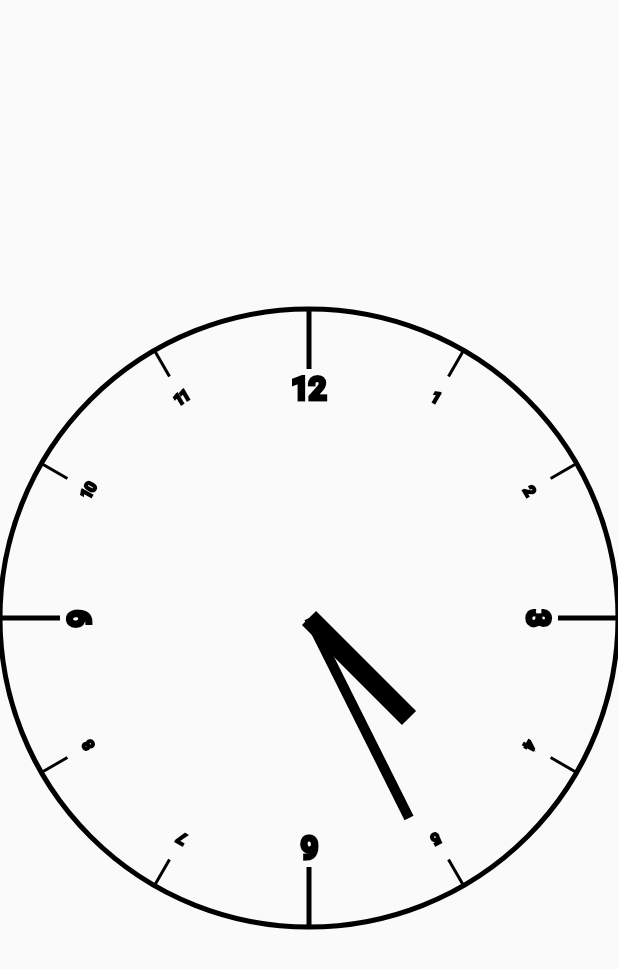
After one commit to Rainorsad/TestDemo, an Android app: the CanvesActivity screen opened directly, with no data from a screen before it, on a phone screen of 412 x 824 dp. The commit adds this screen. Shown: the top 969 px of the screen. Run offline under Robolectric (Android 15) with nearby library versions, the phone set to English and light mode, and no system bars.

Commit message:
Signed-off-by: Rainorsad <457072858@qq.com>

```diff
--- a/app/src/main/AndroidManifest.xml
+++ b/app/src/main/AndroidManifest.xml
@@ -30,6 +30,9 @@
 
         <activity android:name=".activity.QqDrawableActivity"
             android:theme="@style/MyAppTheme" />
+
+        <activity android:name=".activity.canves.CanvesActivity"
+            android:theme="@style/MyAppTheme" />
     </application>
 
 </manifest>
--- a/app/src/main/java/com/example/wb/testdemo/activity/MainActivity.java
+++ b/app/src/main/java/com/example/wb/testdemo/activity/MainActivity.java
@@ -7,6 +7,7 @@ import android.view.View;
 import android.widget.TextView;
 
 import com.example.wb.testdemo.R;
+import com.example.wb.testdemo.activity.canves.CanvesActivity;
 
 import butterknife.ButterKnife;
 import butterknife.InjectView;
@@ -32,7 +33,7 @@ public class MainActivity extends AppCompatActivity {
 
     }
 
-    @OnClick({R.id.viewmotiontest, R.id.erweimatest,R.id.textviewtest,R.id.qqdrawable})
+    @OnClick({R.id.viewmotiontest, R.id.erweimatest,R.id.textviewtest,R.id.qqdrawable,R.id.canves})
     public void onClick(View view) {
         switch (view.getId()) {
             case R.id.viewmotiontest:
@@ -46,6 +47,9 @@ public class MainActivity extends AppCompatActivity {
             case R.id.qqdrawable:
                 initclass(QqDrawableActivity.class);
                 break;
+            case R.id.canves:
+                initclass(CanvesActivity.class);
+                break;
         }
     }
 
--- /dev/null
+++ b/app/src/main/java/com/example/wb/testdemo/activity/canves/CanvesActivity.java
@@ -0,0 +1,20 @@
+package com.example.wb.testdemo.activity.canves;
+
+import android.os.Bundle;
+import android.support.annotation.Nullable;
+import android.support.v7.app.AppCompatActivity;
+
+import com.example.wb.testdemo.R;
+
+/**
+ * Created by Zhangchen on 2017/5/18.
+ */
+
+public class CanvesActivity extends AppCompatActivity{
+
+    @Override
+    protected void onCreate(@Nullable Bundle savedInstanceState) {
+        super.onCreate(savedInstanceState);
+        setContentView(R.layout.activity_canves);
+    }
+}
--- /dev/null
+++ b/app/src/main/java/com/example/wb/testdemo/activity/canves/CanvesView.java
@@ -0,0 +1,135 @@
+package com.example.wb.testdemo.activity.canves;
+
+import android.content.Context;
+import android.graphics.Canvas;
+import android.graphics.Paint;
+import android.os.Handler;
+import android.os.Message;
+import android.util.AttributeSet;
+import android.view.View;
+import android.view.WindowManager;
+
+import com.example.wb.testdemo.R;
+
+/**
+ * Created by Zhangchen on 2017/5/18.
+ */
+
+public class CanvesView extends View{
+    private Paint mPaint;
+    private Context context;
+
+    public CanvesView(Context context) {
+        super(context);
+        this.context = context;
+//        initView();
+    }
+
+    public CanvesView(Context context, AttributeSet attrs) {
+        super(context, attrs);
+        this.context = context;
+//        initView();
+    }
+
+    public CanvesView(Context context, AttributeSet attrs, int defStyleAttr) {
+        super(context, attrs, defStyleAttr);
+        this.context = context;
+//        initView();
+    }
+
+    @Override
+    protected void onDraw(Canvas canvas) {
+        super.onDraw(canvas);
+
+        mPaint = new Paint();
+
+        mPaint.setColor(getResources().getColor(R.color.black));
+
+        //获得屏幕宽高，取中心为圆心
+        WindowManager wm = (WindowManager) context.getSystemService(Context.WINDOW_SERVICE);
+        int width = wm.getDefaultDisplay().getWidth();
+        int height = wm.getDefaultDisplay().getHeight();
+
+        canvasCircle(canvas,width,height); //画圆
+        canvasMinutes(canvas,width,height); //画分钟刻度
+        canvasHour(canvas,width,height);//画小时指针
+    }
+
+    /**
+     * 画小时指针
+     * @param canvas
+     * @param width
+     * @param height
+     */
+    private void canvasHour(Canvas canvas, int width, int height) {
+        Paint paintHour = new Paint();
+        paintHour.setStrokeWidth(20);
+        Paint paintMinute = new Paint();
+        paintMinute.setStrokeWidth(10);
+        canvas.save();
+        canvas.translate(width/2,height/2);
+        canvas.drawLine(0,0,100,100,paintHour);
+        canvas.drawLine(0,0,100,200,paintMinute);
+        canvas.restore();
+    }
+
+    /**
+     * 画分钟刻度
+     * @param canvas
+     * @param width
+     * @param height
+     */
+    private void canvasMinutes(Canvas canvas, int width, int height) {
+        mPaint.setStrokeWidth(3);
+        for (int i=0;i<12;i++){
+            if (i == 0 || i==3 || i==6 || i==9){
+                mPaint.setStrokeWidth(5);
+                mPaint.setTextSize(30);
+                canvas.drawLine(width/2,height/2-width/2,width/2,
+                        height/2-width/2+60,mPaint);
+                String degree =null;
+                if (i == 0){
+                    degree = String.valueOf(12);
+                }else {
+                    degree = String.valueOf(i);
+                }
+                canvas.drawText(degree,width/2-mPaint.measureText(degree)/2,height/2-width/2+90,mPaint);
+            }else {
+                mPaint.setTextSize(15);
+                mPaint.setStrokeWidth(3);
+                canvas.drawLine(width/2,height/2-width/2,width/2,
+                        height/2-width/2+30,mPaint);
+                String degree = String.valueOf(i);
+                canvas.drawText(degree,width/2-mPaint.measureText(degree)/2,height/2-width/2+60,mPaint);
+            }
+            //通过旋转画布简化坐标运算
+            canvas.rotate(30,width/2,height/2);
+        }
+    }
+
+    /**
+     * 画圆
+     * @param canvas
+     * @param width
+     * @param height
+     */
+    private void canvasCircle(Canvas canvas, int width, int height) {
+        //画圆
+        mPaint.setStyle(Paint.Style.STROKE);//选择空心效果
+        mPaint.setAntiAlias(true);//设置锯齿效果
+        mPaint.setStrokeWidth(5);//设置空心边框的宽度
+        canvas.drawCircle(width/2,height/2,width/2,mPaint);
+    }
+
+
+    Handler handler = new Handler(){
+        @Override
+        public void handleMessage(Message msg) {
+            switch (msg.what){
+                case 1:
+
+                    break;
+            }
+        }
+    };
+}
--- /dev/null
+++ b/app/src/main/res/layout/activity_canves.xml
@@ -0,0 +1,10 @@
+<?xml version="1.0" encoding="utf-8"?>
+<RelativeLayout xmlns:android="http://schemas.android.com/apk/res/android"
+    android:layout_width="match_parent"
+    android:layout_height="match_parent">
+
+    <com.example.wb.testdemo.activity.canves.CanvesView
+        android:layout_width="match_parent"
+        android:layout_height="match_parent"
+        />
+</RelativeLayout>
--- a/app/src/main/res/values/colors.xml
+++ b/app/src/main/res/values/colors.xml
@@ -7,4 +7,5 @@
     <color name="view_line">#dfdfdf</color><!-- 我的界面分隔线颜色-->
     <color name="tran">#a0000000</color><!-- 背景色透明化-->
     <color name="white">#ffffff</color>
+    <color name="black">#000000</color>
 </resources>
```
Also changed, not shown: app/src/main/res/layout/activity_main.xml (+10 -1 lines).
